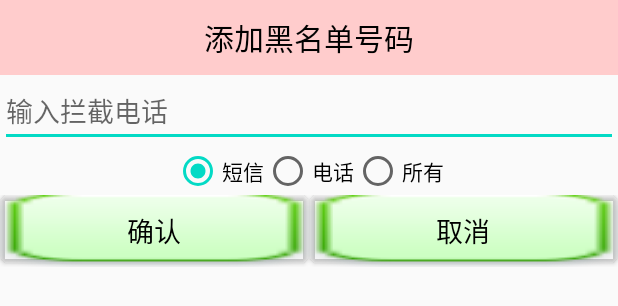
After one commit to lb2281075105/mobilesafe, an Android app: the layout dialog_add_blacknumber.xml on its own in the app's theme, with its tools: preview values and no code run, on a phone screen of 412 x 824 dp. The commit adds this screen. Shown: the top 306 px of the screen. Run offline under Robolectric (Android 15) with nearby library versions, the phone set to English and light mode, and no system bars.

Commit message:
黑名单增加

```diff
--- /dev/null
+++ b/app/src/main/res/drawable/selector_blacknumber_delete_bg.xml
@@ -0,0 +1,6 @@
+<?xml version="1.0" encoding="utf-8"?>
+<selector xmlns:android="http://schemas.android.com/apk/res/android">
+
+    <item android:state_pressed="true" android:drawable="@drawable/main_clean_icon_pressed"/>
+    <item android:drawable="@drawable/main_clean_icon"/>
+</selector>
--- /dev/null
+++ b/app/src/main/res/layout/dialog_add_blacknumber.xml
@@ -0,0 +1,65 @@
+<?xml version="1.0" encoding="utf-8"?>
+<LinearLayout xmlns:android="http://schemas.android.com/apk/res/android"
+    android:orientation="vertical" android:layout_width="match_parent"
+    android:layout_height="wrap_content">
+
+    <TextView
+        style="@style/TitleStyle"
+        android:text="添加黑名单号码"
+        android:background="#fcc"/>
+    <EditText
+        android:id="@+id/et_phone"
+        android:textColor="#000"
+        android:textSize="18sp"
+        android:hint="输入拦截电话"
+        android:layout_width="match_parent"
+        android:layout_height="wrap_content"/>
+    <RadioGroup
+        android:id="@+id/rg_group"
+        android:gravity="center"
+        android:orientation="horizontal"
+        android:layout_width="match_parent"
+        android:layout_height="wrap_content">
+
+        <RadioButton
+            android:id="@+id/rb_sms"
+            android:checked="true"
+            android:text="短信"
+            android:layout_width="wrap_content"
+            android:layout_height="wrap_content"/>
+        <RadioButton
+            android:id="@+id/rb_phone"
+            android:text="电话"
+            android:layout_width="wrap_content"
+            android:layout_height="wrap_content"/>
+        <RadioButton
+            android:id="@+id/rb_all"
+            android:text="所有"
+            android:layout_width="wrap_content"
+            android:layout_height="wrap_content"/>
+    </RadioGroup>
+    <LinearLayout
+        android:orientation="horizontal"
+        android:layout_width="match_parent"
+        android:layout_height="wrap_content">
+        <Button
+            android:id="@+id/btn_confirm"
+            android:background="@drawable/btn_green_normal"
+            android:textColor="#000"
+            android:textSize="18sp"
+            android:text="确认"
+            android:layout_width="0dp"
+            android:layout_weight="1"
+            android:layout_height="wrap_content"/>
+        <Button
+            android:id="@+id/btn_cancel"
+            android:background="@drawable/btn_green_normal"
+            android:textColor="#000"
+            android:textSize="18sp"
+            android:text="取消"
+            android:layout_width="0dp"
+            android:layout_weight="1"
+            android:layout_height="wrap_content"/>
+
+    </LinearLayout>
+</LinearLayout>
```
Also changed, not shown: app/src/main/java/com/itheima/mobilesafe/activity/BlackNumberActivity.java (+151 -1 lines), app/src/main/res/layout/blacknumber_item.xml (added, +30 -0 lines), app/src/main/res/drawable-hdpi/main_clean_icon.png (added), app/src/main/res/drawable-hdpi/main_clean_icon_pressed.png (added).
